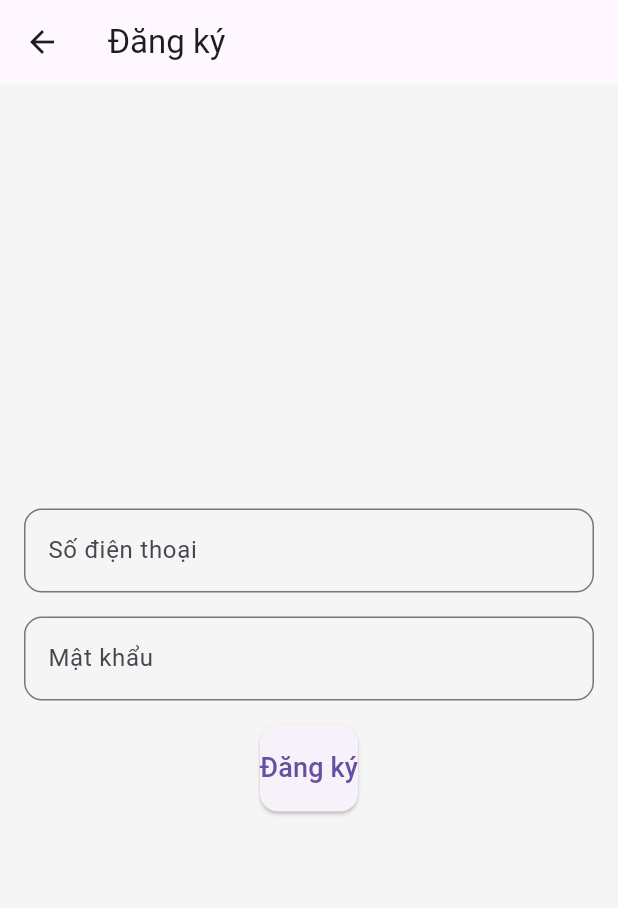
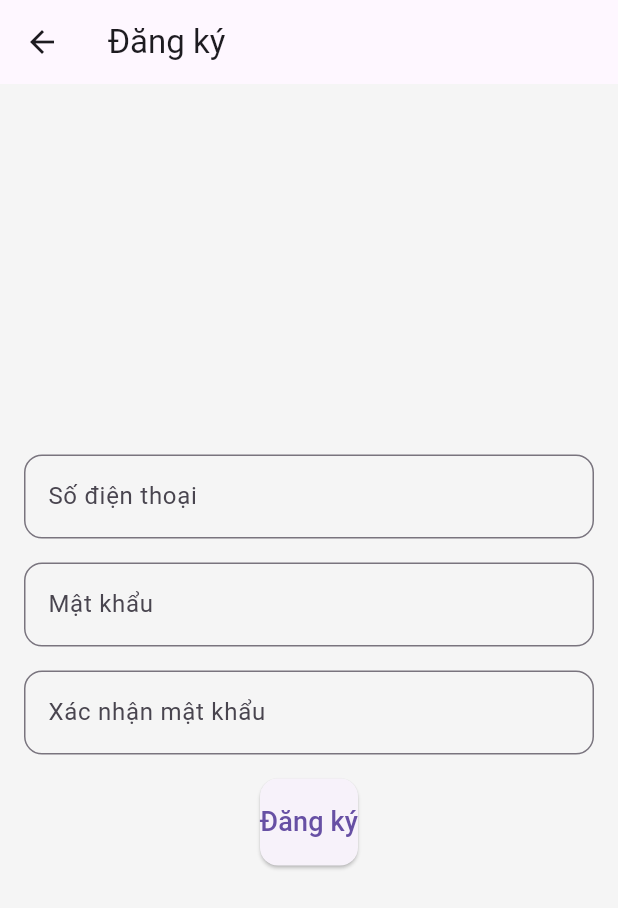
Before and after one commit to linhlvtn/nail-salon-app, a Flutter app: the screen it shows after launch, after a tap on "Đăng nhập", after a tap on "Đăng ký", on a phone screen of 412 x 824 dp. Shown: the top 908 px of the screen. Run offline on Flutter 3.47's test engine with Material 3 defaults, Android fonts, the phone set to English and light mode, and no system bars; our stand-ins replace cloud_firestore, firebase_auth, firebase_core, firebase_storage, fl_chart, flutter_staggered_animations and 3 more; accounts and stored records are empty.

Commit message:
Apply fixed code for all screens

```diff
--- a/lib/login_screen.dart
+++ b/lib/login_screen.dart
@@ -1,10 +1,12 @@
 import 'package:flutter/material.dart';
-import 'package:firebase_auth/firebase_auth.dart';
 import 'package:shared_preferences/shared_preferences.dart';
 import 'register_screen.dart';
 import 'home_screen.dart';
+import 'auth_service.dart';
 
 class LoginScreen extends StatefulWidget {
+  const LoginScreen({super.key});
+
   @override
   _LoginScreenState createState() => _LoginScreenState();
 }
@@ -14,18 +16,35 @@ class _LoginScreenState extends State<LoginScreen> {
   final _passwordController = TextEditingController();
   bool rememberMe = false;
   String? errorMessage;
+  final AuthService _authService = AuthService();
+
+  @override
+  void initState() {
+    super.initState();
+    _loadSavedPhone();
+  }
+
+  Future<void> _loadSavedPhone() async {
+    final prefs = await SharedPreferences.getInstance();
+    final savedPhone = prefs.getString('phone');
+    if (savedPhone != null) {
+      _phoneController.text = savedPhone;
+      setState(() => rememberMe = true);
+    }
+  }
 
   Future<void> _signIn() async {
+    if (_phoneController.text.isEmpty || _passwordController.text.isEmpty) {
+      setState(() => errorMessage = 'Vui lòng nhập số điện thoại và mật khẩu');
+      return;
+    }
     try {
-      await FirebaseAuth.instance.signInWithEmailAndPassword(
-        email: '${_phoneController.text}@salonapp.com',
-        password: _passwordController.text,
-      );
+      await _authService.signIn(_phoneController.text, _passwordController.text);
       if (rememberMe) {
         final prefs = await SharedPreferences.getInstance();
         await prefs.setString('phone', _phoneController.text);
       }
-      Navigator.pushReplacement(context, MaterialPageRoute(builder: (_) => HomeScreen()));
+      Navigator.pushReplacement(context, MaterialPageRoute(builder: (_) => const HomeScreen()));
     } catch (e) {
       setState(() => errorMessage = 'Đăng nhập thất bại: ${e.toString()}');
     }
@@ -35,26 +54,26 @@ class _LoginScreenState extends State<LoginScreen> {
   Widget build(BuildContext context) {
     return Scaffold(
       body: Padding(
-        padding: EdgeInsets.all(16),
+        padding: const EdgeInsets.all(16),
         child: Column(
           mainAxisAlignment: MainAxisAlignment.center,
           children: [
-            Text('Nail Salon', style: TextStyle(fontSize: 32, fontWeight: FontWeight.bold, color: Colors.teal)),
-            SizedBox(height: 32),
+            const Text('Nail Salon', style: TextStyle(fontSize: 32, fontWeight: FontWeight.bold, color: Colors.teal)),
+            const SizedBox(height: 32),
             TextField(
               controller: _phoneController,
-              decoration: InputDecoration(
+              decoration: const InputDecoration(
                 labelText: 'Số điện thoại',
-                border: OutlineInputBorder(borderRadius: BorderRadius.circular(12)),
+                border: OutlineInputBorder(borderRadius: BorderRadius.all(Radius.circular(12))),
               ),
             ),
-            SizedBox(height: 16),
+            const SizedBox(height: 16),
             TextField(
               controller: _passwordController,
               obscureText: true,
-              decoration: InputDecoration(
+              decoration: const InputDecoration(
                 labelText: 'Mật khẩu',
-                border: OutlineInputBorder(borderRadius: BorderRadius.circular(12)),
+                border: OutlineInputBorder(borderRadius: BorderRadius.all(Radius.circular(12))),
               ),
             ),
             Row(
@@ -63,21 +82,21 @@ class _LoginScreenState extends State<LoginScreen> {
                   value: rememberMe,
                   onChanged: (value) => setState(() => rememberMe = value!),
                 ),
-                Text('Ghi nhớ tài khoản'),
+                const Text('Ghi nhớ tài khoản'),
               ],
             ),
             if (errorMessage != null) ...[
-              SizedBox(height: 8),
-              Text(errorMessage!, style: TextStyle(color: Colors.red)),
+              const SizedBox(height: 8),
+              Text(errorMessage!, style: const TextStyle(color: Colors.red)),
             ],
-            SizedBox(height: 16),
+            const SizedBox(height: 16),
             ElevatedButton(
               onPressed: _signIn,
-              child: Text('Đăng nhập', style: TextStyle(fontSize: 18)),
+              child: const Text('Đăng nhập', style: TextStyle(fontSize: 18)),
             ),
             TextButton(
-              onPressed: () => Navigator.push(context, MaterialPageRoute(builder: (_) => RegisterScreen())),
-              child: Text('Đăng ký', style: TextStyle(color: Colors.teal)),
+              onPressed: () => Navigator.push(context, MaterialPageRoute(builder: (_) => const RegisterScreen())),
+              child: const Text('Đăng ký', style: TextStyle(color: Colors.teal)),
             ),
           ],
         ),
--- a/lib/main.dart
+++ b/lib/main.dart
@@ -4,11 +4,17 @@ import 'login_screen.dart';
 
 void main() async {
   WidgetsFlutterBinding.ensureInitialized();
-  await Firebase.initializeApp();
-  runApp(MyApp());
+  try {
+    await Firebase.initializeApp();
+  } catch (e) {
+    print('Lỗi khởi tạo Firebase: $e');
+  }
+  runApp(const MyApp());
 }
 
 class MyApp extends StatelessWidget {
+  const MyApp({super.key});
+
   @override
   Widget build(BuildContext context) {
     return MaterialApp(
@@ -17,11 +23,11 @@ class MyApp extends StatelessWidget {
         scaffoldBackgroundColor: Colors.grey[100],
         elevatedButtonTheme: ElevatedButtonThemeData(
           style: ElevatedButton.styleFrom(
-            padding: EdgeInsets.symmetric(vertical: 16),
-            shape: RoundedRectangleBorder(borderRadius: BorderRadius.circular(12)),
+            padding: const EdgeInsets.symmetric(vertical: 16),
+            shape: const RoundedRectangleBorder(borderRadius: BorderRadius.all(Radius.circular(12))),
           ),
         ),
-        textTheme: TextTheme(
+        textTheme: const TextTheme(
           headlineSmall: TextStyle(fontFamily: 'Poppins', fontWeight: FontWeight.bold),
           bodyMedium: TextStyle(fontFamily: 'Poppins'),
         ),
@@ -31,7 +37,7 @@ class MyApp extends StatelessWidget {
         primarySwatch: Colors.teal,
       ),
       themeMode: ThemeMode.system,
-      home: LoginScreen(),
+      home: const LoginScreen(),
     );
   }
 }
--- a/lib/register_screen.dart
+++ b/lib/register_screen.dart
@@ -1,8 +1,9 @@
 import 'package:flutter/material.dart';
-import 'package:firebase_auth/firebase_auth.dart';
-import 'package:cloud_firestore/cloud_firestore.dart';
+import 'auth_service.dart';
 
 class RegisterScreen extends StatefulWidget {
+  const RegisterScreen({super.key});
+
   @override
   _RegisterScreenState createState() => _RegisterScreenState();
 }
@@ -10,26 +11,25 @@ class RegisterScreen extends StatefulWidget {
 class _RegisterScreenState extends State<RegisterScreen> {
   final _phoneController = TextEditingController();
   final _passwordController = TextEditingController();
+  final _confirmPasswordController = TextEditingController();
   String? errorMessage;
+  final AuthService _authService = AuthService();
 
   Future<void> _signUp() async {
+    if (_phoneController.text.isEmpty || _passwordController.text.isEmpty || _confirmPasswordController.text.isEmpty) {
+      setState(() => errorMessage = 'Vui lòng điền đầy đủ thông tin');
+      return;
+    }
+    if (_passwordController.text.length < 6) {
+      setState(() => errorMessage = 'Mật khẩu phải có ít nhất 6 ký tự');
+      return;
+    }
+    if (_passwordController.text != _confirmPasswordController.text) {
+      setState(() => errorMessage = 'Mật khẩu xác nhận không khớp');
+      return;
+    }
     try {
-      UserCredential userCredential = await FirebaseAuth.instance.createUserWithEmailAndPassword(
-        email: '${_phoneController.text}@salonapp.com',
-        password: _passwordController.text,
-      );
-      await FirebaseFirestore.instance.collection('users').doc(userCredential.user!.uid).set({
-        'phone': _phoneController.text,
-        'role': 'employee',
-        'approved': false,
-        'createdAt': Timestamp.now(),
-      });
-      await FirebaseFirestore.instance.collection('notifications').add({
-        'userId': userCredential.user!.uid,
-        'phone': _phoneController.text,
-        'type': 'approval_request',
-        'createdAt': Timestamp.now(),
-      });
+      await _authService.signUp(_phoneController.text, _passwordController.text);
       Navigator.pop(context);
     } catch (e) {
       setState(() => errorMessage = 'Đăng ký thất bại: ${e.toString()}');
@@ -39,36 +39,45 @@ class _RegisterScreenState extends State<RegisterScreen> {
   @override
   Widget build(BuildContext context) {
     return Scaffold(
-      appBar: AppBar(title: Text('Đăng ký')),
+      appBar: AppBar(title: const Text('Đăng ký')),
       body: Padding(
-        padding: EdgeInsets.all(16),
+        padding: const EdgeInsets.all(16),
         child: Column(
           mainAxisAlignment: MainAxisAlignment.center,
           children: [
             TextField(
               controller: _phoneController,
-              decoration: InputDecoration(
+              decoration: const InputDecoration(
                 labelText: 'Số điện thoại',
-                border: OutlineInputBorder(borderRadius: BorderRadius.circular(12)),
+                border: OutlineInputBorder(borderRadius: BorderRadius.all(Radius.circular(12))),
               ),
             ),
-            SizedBox(height: 16),
+            const SizedBox(height: 16),
             TextField(
               controller: _passwordController,
               obscureText: true,
-              decoration: InputDecoration(
+              decoration: const InputDecoration(
                 labelText: 'Mật khẩu',
-                border: OutlineInputBorder(borderRadius: BorderRadius.circular(12)),
+                border: OutlineInputBorder(borderRadius: BorderRadius.all(Radius.circular(12))),
+              ),
+            ),
+            const SizedBox(height: 16),
+            TextField(
+              controller: _confirmPasswordController,
+              obscureText: true,
+              decoration: const InputDecoration(
+                labelText: 'Xác nhận mật khẩu',
+                border: OutlineInputBorder(borderRadius: BorderRadius.all(Radius.circular(12))),
               ),
             ),
             if (errorMessage != null) ...[
-              SizedBox(height: 8),
-              Text(errorMessage!, style: TextStyle(color: Colors.red)),
+              const SizedBox(height: 8),
+              Text(errorMessage!, style: const TextStyle(color: Colors.red)),
             ],
-            SizedBox(height: 16),
+            const SizedBox(height: 16),
             ElevatedButton(
               onPressed: _signUp,
-              child: Text('Đăng ký', style: TextStyle(fontSize: 18)),
+              child: const Text('Đăng ký', style: TextStyle(fontSize: 18)),
             ),
           ],
         ),
```
Also changed, not shown: lib/add_report_screen.dart (+41 -15 lines), lib/approval_screen.dart (+57 -10 lines), lib/auth_service.dart (added, +71 -0 lines), lib/home_screen.dart (+11 -9 lines), lib/stats_tab.dart (+52 -42 lines), lib/store_tab.dart (+13 -5 lines), pubspec.yaml (+11 -10 lines).
